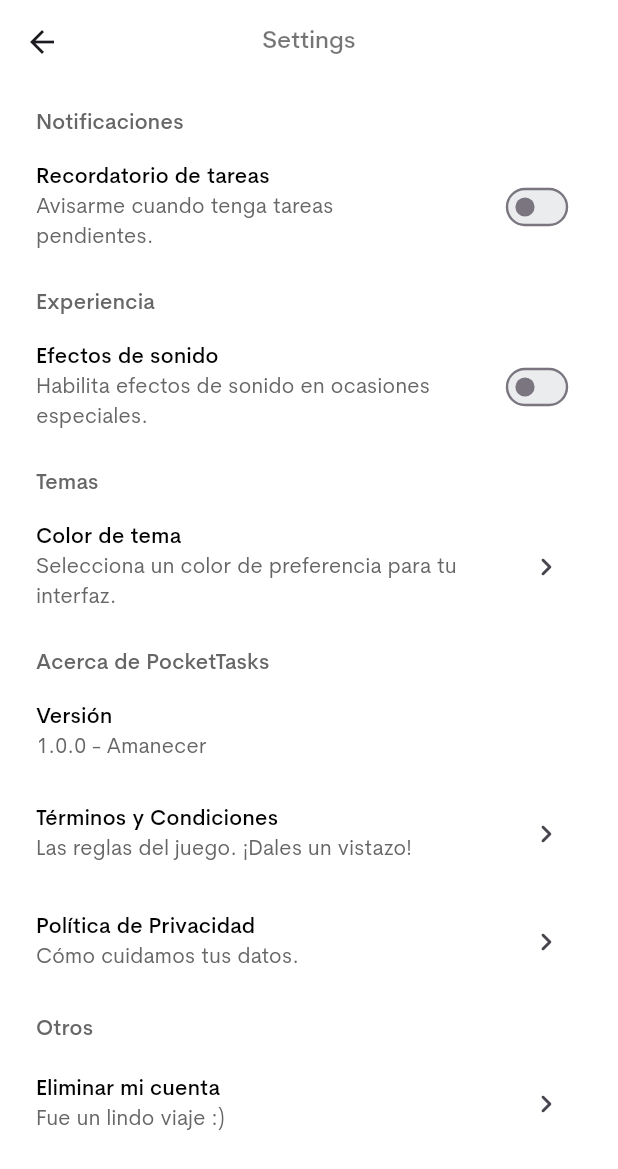
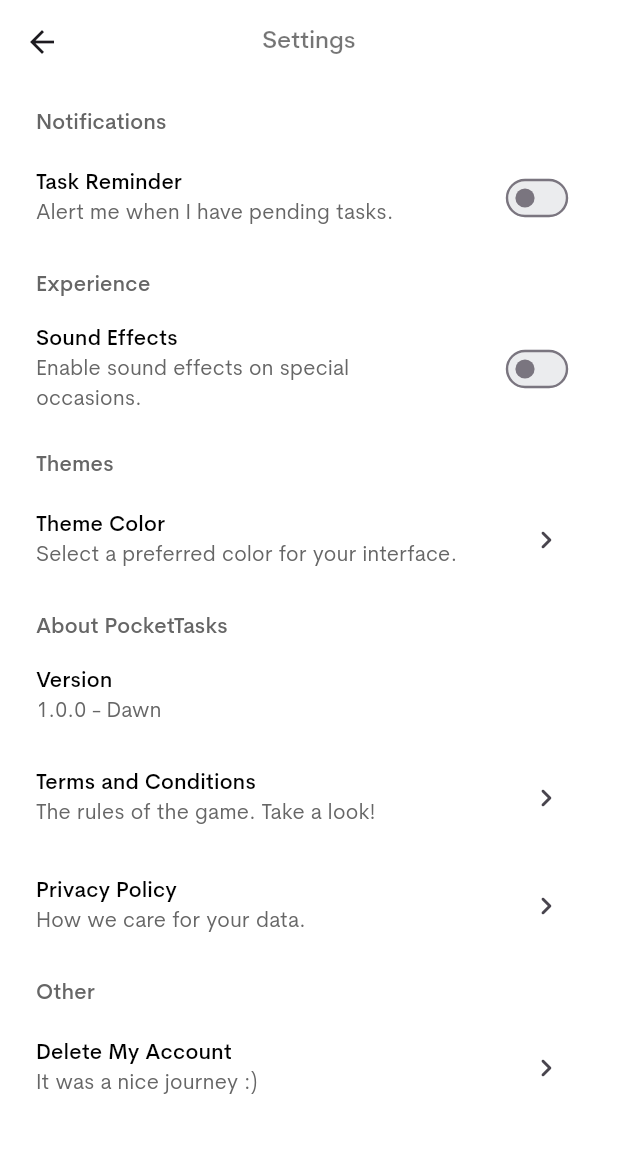
Before and after one commit to joeltorres-7/pocket-tasks-app, a Flutter app: the SettingsView screen opened directly, on a phone screen of 412 x 824 dp. Shown: the top 1169 px of the screen. Run offline on Flutter 3.47's test engine with Material 2 defaults, Android fonts, the phone set to English and light mode, and no system bars; our stand-ins replace shared_preferences; accounts and stored records are empty; generated files the repository leaves out were written again.

Commit message:
MVP-004 - Applies translations on settings view.

```diff
--- a/lib/l10n/app_en.arb
+++ b/lib/l10n/app_en.arb
@@ -166,5 +166,85 @@
   "guestTitle": "Guest",
   "@guessTitle": {
     "description": "Title shown to the user if username not defined."
+  },
+  "settingsTitle": "Settings",
+  "@settingsTitle": {
+    "description": "Title for the SettingsView"
+  },
+  "notificationsSection": "Notifications",
+  "@notificationsSection": {
+    "description": "Section title for notifications in SettingsView"
+  },
+  "taskReminderLabel": "Task Reminder",
+  "@taskReminderLabel": {
+    "description": "Label for task reminder checkbox in SettingsView"
+  },
+  "taskReminderDescription": "Alert me when I have pending tasks.",
+  "@taskReminderDescription": {
+    "description": "Description for task reminder checkbox in SettingsView"
+  },
+  "experienceSection": "Experience",
+  "@experienceSection": {
+    "description": "Section title for experience in SettingsView"
+  },
+  "soundEffectsLabel": "Sound Effects",
+  "@soundEffectsLabel": {
+    "description": "Label for sound effects checkbox in SettingsView"
+  },
+  "soundEffectsDescription": "Enable sound effects on special occasions.",
+  "@soundEffectsDescription": {
+    "description": "Description for sound effects checkbox in SettingsView"
+  },
+  "themesSection": "Themes",
+  "@themesSection": {
+    "description": "Section title for themes in SettingsView"
+  },
+  "themeColorLabel": "Theme Color",
+  "@themeColorLabel": {
+    "description": "Label for theme color option in SettingsView"
+  },
+  "themeColorDescription": "Select a preferred color for your interface.",
+  "@themeColorDescription": {
+    "description": "Description for theme color option in SettingsView"
+  },
+  "aboutSection": "About PocketTasks",
+  "@aboutSection": {
+    "description": "Section title for about in SettingsView"
+  },
+  "versionLabel": "Version",
+  "@versionLabel": {
+    "description": "Label for version option in SettingsView"
+  },
+  "versionDescription": "1.0.0 - Dawn",
+  "@versionDescription": {
+    "description": "Description for version option in SettingsView"
+  },
+  "termsLabel": "Terms and Conditions",
+  "@termsLabel": {
+    "description": "Label for terms and conditions option in SettingsView"
+  },
+  "termsDescription": "The rules of the game. Take a look!",
+  "@termsDescription": {
+    "description": "Description for terms and conditions option in SettingsView"
+  },
+  "privacyPolicyLabel": "Privacy Policy",
+  "@privacyPolicyLabel": {
+    "description": "Label for privacy policy option in SettingsView"
+  },
+  "privacyPolicyDescription": "How we care for your data.",
+  "@privacyPolicyDescription": {
+    "description": "Description for privacy policy option in SettingsView"
+  },
+  "otherSection": "Other",
+  "@otherSection": {
+    "description": "Section title for other in SettingsView"
+  },
+  "deleteAccountLabel": "Delete My Account",
+  "@deleteAccountLabel": {
+    "description": "Label for delete account option in SettingsView"
+  },
+  "deleteAccountDescription": "It was a nice journey :)",
+  "@deleteAccountDescription": {
+    "description": "Description for delete account option in SettingsView"
   }
 }
--- a/lib/views/settings-view.dart
+++ b/lib/views/settings-view.dart
@@ -3,6 +3,7 @@ import 'package:pocket_tasks/views/components/checkbox_item.dart';
 import 'package:pocket_tasks/views/components/option_item.dart';
 import 'package:pocket_tasks/views/styles/spaces.dart';
 import 'package:pocket_tasks/views/styles/text_styles.dart';
+import 'package:flutter_gen/gen_l10n/app_localizations.dart';
 
 class SettingsView extends StatefulWidget {
   const SettingsView({Key? key}) : super(key: key);
@@ -19,14 +20,14 @@ class _SettingsViewState extends State<SettingsView> {
       body: CustomScrollView(
         slivers: [
           SliverAppBar(
-            pinned: true, // This will make the app bar fixed at the top
+            pinned: true,
             centerTitle: true,
-            elevation: 4, // Set the elevation to control the shadow
+            elevation: 4,
             shadowColor: Colors.grey[100]!,
             backgroundColor: Colors.white,
             scrolledUnderElevation: 0.4,
             title: Text(
-              "Settings",
+              AppLocalizations.of(context)!.settingsTitle,
               style: AppTextStyles.headingNav,
             ),
           ),
@@ -35,41 +36,41 @@ class _SettingsViewState extends State<SettingsView> {
               // Items
               Padding(
                 padding: const EdgeInsets.only(top: 16.0, right: 24.0, bottom: 4.0, left: 24.0),
-                child: Text("Notificaciones", textAlign: TextAlign.start, style: AppTextStyles.smallLabel),
+                child: Text(AppLocalizations.of(context)!.notificationsSection, textAlign: TextAlign.start, style: AppTextStyles.smallLabel),
               ),
               CheckboxItem(
-                label: 'Recordatorio de tareas',
-                description: 'Avisarme cuando tenga tareas pendientes.',
+                label: AppLocalizations.of(context)!.taskReminderLabel,
+                description: AppLocalizations.of(context)!.taskReminderDescription,
                 onSelection: () {},
-                preferenceKey: 'enableTaskReminders', // Unique key for SharedPreferences
+                preferenceKey: 'enableTaskReminders',
               ),
               Padding(
                 padding: const EdgeInsets.only(top: 12.0, right: 24.0, bottom: 4.0, left: 24.0),
-                child: Text("Experiencia", textAlign: TextAlign.start, style: AppTextStyles.smallLabel),
+                child: Text(AppLocalizations.of(context)!.experienceSection, textAlign: TextAlign.start, style: AppTextStyles.smallLabel),
               ),
               CheckboxItem(
-                label: 'Efectos de sonido',
-                description: 'Habilita efectos de sonido en ocasiones especiales.',
+                label: AppLocalizations.of(context)!.soundEffectsLabel,
+                description: AppLocalizations.of(context)!.soundEffectsDescription,
                 onSelection: (){},
                 preferenceKey: 'enableSounds',
               ),
               Padding(
                 padding: const EdgeInsets.only(top: 12.0, right: 24.0, bottom: 4.0, left: 24.0),
-                child: Text("Temas", textAlign: TextAlign.start, style: AppTextStyles.smallLabel),
+                child: Text(AppLocalizations.of(context)!.themesSection, textAlign: TextAlign.start, style: AppTextStyles.smallLabel),
               ),
-              OptionItem(label: 'Color de tema', description: 'Selecciona un color de preferencia para tu interfaz.', isClickable: true, onTap: (){}),
+              OptionItem(label: AppLocalizations.of(context)!.themeColorLabel, description: AppLocalizations.of(context)!.themeColorDescription, isClickable: true, onTap: (){}),
               Padding(
                 padding: const EdgeInsets.only(top: 12.0, right: 24.0, bottom: 4.0, left: 24.0),
-                child: Text("Acerca de PocketTasks", textAlign: TextAlign.start, style: AppTextStyles.smallLabel),
+                child: Text(AppLocalizations.of(context)!.aboutSection, textAlign: TextAlign.start, style: AppTextStyles.smallLabel),
               ),
-              OptionItem(label: 'Versión', description: '1.0.0 - Amanecer', isClickable: false, onTap: (){}),
-              OptionItem(label: 'Términos y Condiciones', description: 'Las reglas del juego. ¡Dales un vistazo!', isClickable: true, onTap: (){}),
-              OptionItem(label: 'Política de Privacidad', description: 'Cómo cuidamos tus datos.', isClickable: true, onTap: (){}),
+              OptionItem(label: AppLocalizations.of(context)!.versionLabel, description: AppLocalizations.of(context)!.versionDescription, isClickable: false, onTap: (){}),
+              OptionItem(label: AppLocalizations.of(context)!.termsLabel, description: AppLocalizations.of(context)!.termsDescription, isClickable: true, onTap: (){}),
+              OptionItem(label: AppLocalizations.of(context)!.privacyPolicyLabel, description: AppLocalizations.of(context)!.privacyPolicyDescription, isClickable: true, onTap: (){}),
               Padding(
                 padding: const EdgeInsets.only(top: 12.0, right: 24.0, bottom: 4.0, left: 24.0),
-                child: Text("Otros", textAlign: TextAlign.start, style: AppTextStyles.smallLabel),
+                child: Text(AppLocalizations.of(context)!.otherSection, textAlign: TextAlign.start, style: AppTextStyles.smallLabel),
               ),
-              OptionItem(label: 'Eliminar mi cuenta', description: 'Fue un lindo viaje :)', isClickable: true, onTap: (){}),
+              OptionItem(label: AppLocalizations.of(context)!.deleteAccountLabel, description: AppLocalizations.of(context)!.deleteAccountDescription, isClickable: true, onTap: (){}),
               VerticalSpacing(16.0)
             ]),
           ),
```
Also changed, not shown: lib/l10n/app_es.arb (+21 -1 lines), lib/l10n/app_ja.arb (+21 -1 lines).
